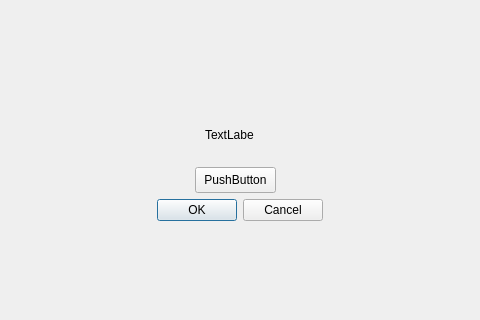
This is labo1QT/interface.ui in Simlebo/Project_3BM as Qt 5 draws it before an edit; both pictures show x 155 to 635 and y 113 to 433 of the 800 by 600 pixel window. The edited form follows.
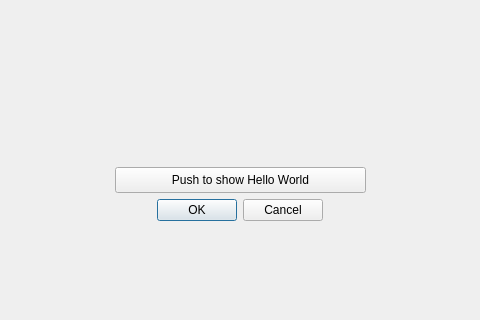
This is the edited form.

Commit message: début exo 3.2

Patch:
```diff
--- a/labo1QT/interface.ui
+++ b/labo1QT/interface.ui
@@ -24,20 +24,20 @@
      </rect>
     </property>
     <property name="text">
-     <string>TextLabel</string>
+     <string/>
     </property>
    </widget>
    <widget class="QPushButton" name="pushButton">
     <property name="geometry">
      <rect>
-      <x>350</x>
+      <x>270</x>
       <y>280</y>
-      <width>81</width>
+      <width>251</width>
       <height>26</height>
      </rect>
     </property>
     <property name="text">
-     <string>PushButton</string>
+     <string>Push to show Hello World</string>
     </property>
    </widget>
    <widget class="QDialogButtonBox" name="buttonBox">
```
The commit also changes 1 other file.
